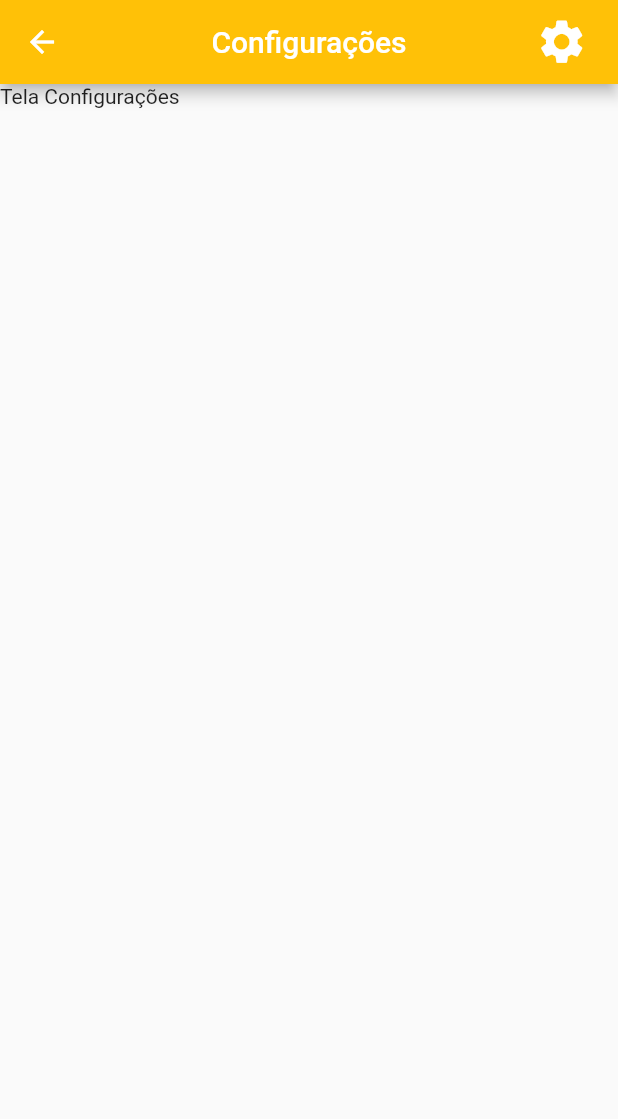
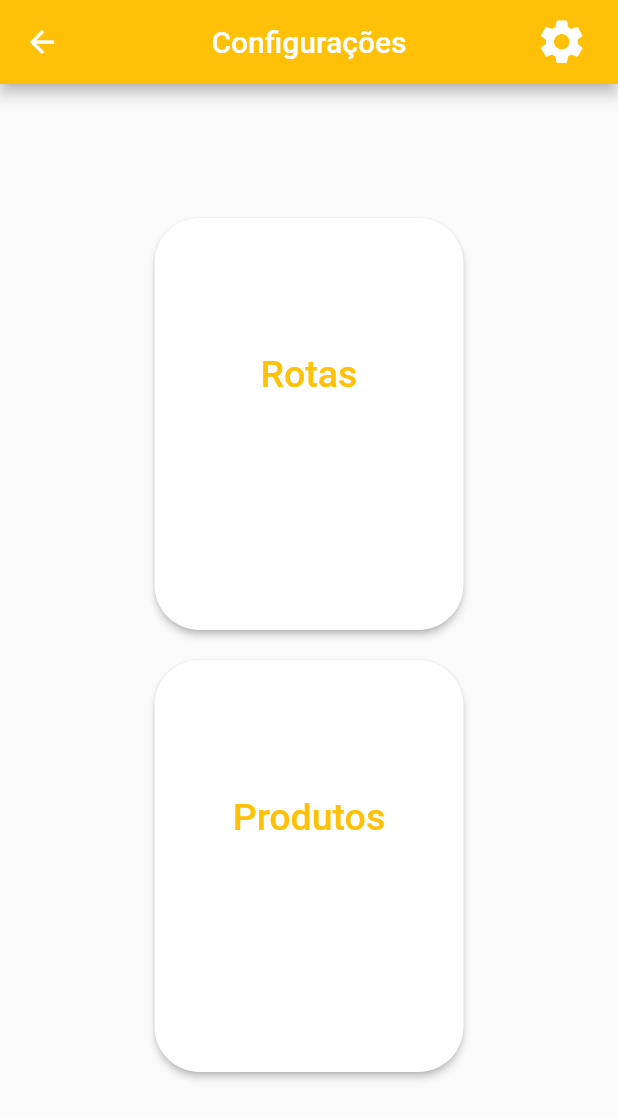
Before and after one commit to mfguerreiro/OvoApp, a Flutter app: the Settings screen opened directly, on a phone screen of 412 x 824 dp. Shown: the top 1119 px of the screen. Run offline on Flutter 3.47's test engine with Material 2 defaults, Android fonts, the phone set to English and light mode, and no system bars; our stand-ins replace flutter_slidable.

Commit message:
tela de configurações, rotas e cadastro de rotas

```diff
--- a/lib/settings/settings.dart
+++ b/lib/settings/settings.dart
@@ -1,4 +1,8 @@
+// ignore_for_file: prefer_const_constructors
+
 import 'package:flutter/material.dart';
+
+import 'rotas.dart';
 
 class Settings extends StatefulWidget {
   @override
@@ -25,7 +29,68 @@ class SettingsState extends State<Settings> {
               ),
             )
           ]),
-      body: const Text('Tela Configurações'),
+      body: Column(
+        mainAxisAlignment: MainAxisAlignment.center,
+        children: [
+          Row(
+            mainAxisAlignment: MainAxisAlignment.center,
+            children: [
+              SizedBox(
+                  width: MediaQuery.of(context).size.width / 2,
+                  height: MediaQuery.of(context).size.height / 3,
+                  child: ElevatedButton(
+                      style: ElevatedButton.styleFrom(
+                        shape: RoundedRectangleBorder(
+                            borderRadius: BorderRadius.circular(30)),
+                        padding: const EdgeInsets.all(10.0),
+                        primary: Colors.white,
+                      ),
+                      onPressed: () {
+                        Navigator.push(context,
+                            MaterialPageRoute(builder: (context) => Rotas()));
+                      },
+                      child: Column(
+                        children: const [
+                          Padding(
+                            padding: EdgeInsets.fromLTRB(0, 40, 0, 40),
+                          ),
+                          Text(
+                            "Rotas",
+                            textAlign: TextAlign.center,
+                            style: TextStyle(color: Colors.amber, fontSize: 25),
+                          ),
+                        ],
+                      ))),
+            ],
+          ),
+          Padding(
+            padding: const EdgeInsets.all(20.0),
+            child: SizedBox(
+                width: MediaQuery.of(context).size.width / 2,
+                height: MediaQuery.of(context).size.height / 3,
+                child: ElevatedButton(
+                    style: ElevatedButton.styleFrom(
+                      shape: RoundedRectangleBorder(
+                          borderRadius: BorderRadius.circular(30)),
+                      padding: const EdgeInsets.all(10.0),
+                      primary: Colors.white,
+                    ),
+                    onPressed: () {},
+                    child: Column(
+                      children: const [
+                        Padding(
+                          padding: EdgeInsets.fromLTRB(0, 40, 0, 40),
+                        ),
+                        Text(
+                          "Produtos",
+                          textAlign: TextAlign.center,
+                          style: TextStyle(color: Colors.amber, fontSize: 25),
+                        ),
+                      ],
+                    ))),
+          ),
+        ],
+      ),
     );
   }
 }
--- a/pubspec.yaml
+++ b/pubspec.yaml
@@ -33,6 +33,7 @@ dependencies:
   # The following adds the Cupertino Icons font to your application.
   # Use with the CupertinoIcons class for iOS style icons.
   cupertino_icons: ^1.0.2
+  flutter_slidable: ^2.0.0
 
 dev_dependencies:
   flutter_test:
```
Also changed, not shown: lib/home/buildButtonsHome.dart (+20 -24 lines), lib/settings/cadastro.dart (added, +67 -0 lines), lib/settings/rotas.dart (added, +59 -0 lines).
